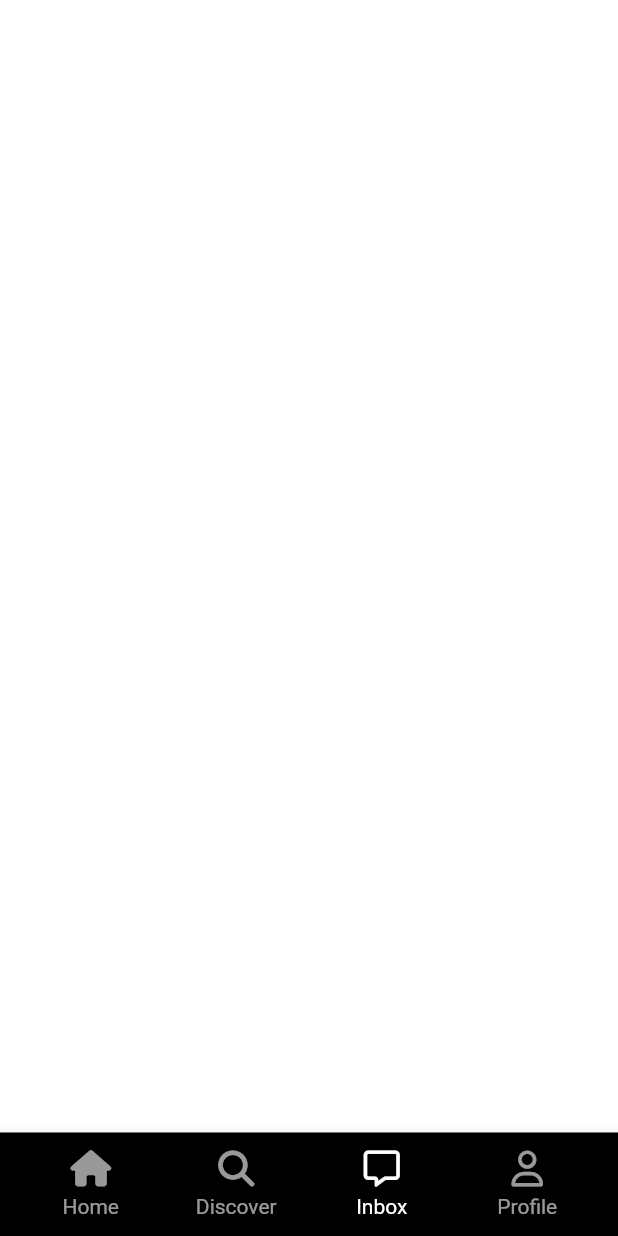
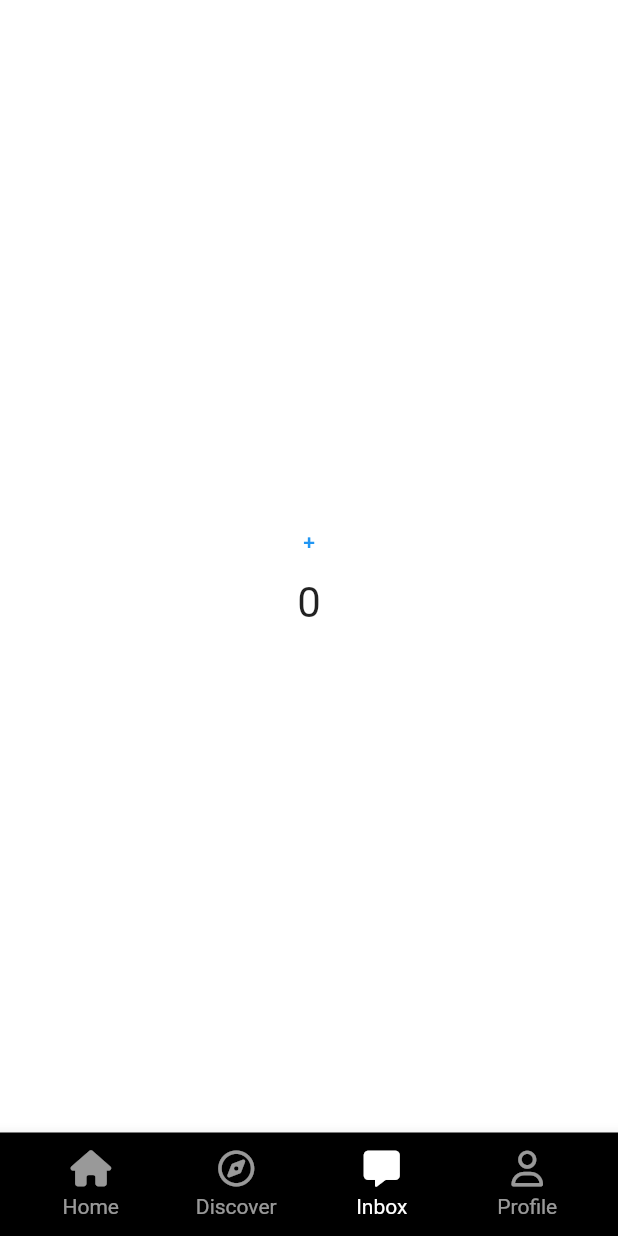
Before and after one commit to tastekim/tiktok_clone, a Flutter app: the screen it shows after launch, after a tap on "Inbox", on a phone screen of 412 x 824 dp. Run offline on Flutter 3.47's test engine with Material 2 defaults, Android fonts, the phone set to English and light mode, and no system bars; our stand-ins replace font_awesome_flutter.

Commit message:
:bulb: study Stateful Navigation part One

```diff
--- a/lib/features/main_navigation/main_navigation_screen.dart
+++ b/lib/features/main_navigation/main_navigation_screen.dart
@@ -2,6 +2,7 @@ import 'package:flutter/cupertino.dart';
 import 'package:flutter/material.dart';
 import 'package:font_awesome_flutter/font_awesome_flutter.dart';
 import 'package:tiktok_clone/features/main_navigation/widgets/nav_tab.dart';
+import 'package:tiktok_clone/features/main_navigation/widgets/stf_screen.dart';
 
 import '../../constants/gaps.dart';
 import '../../constants/sizes.dart';
@@ -17,21 +18,13 @@ class _MainNavigationScreenState extends State<MainNavigationScreen> {
   int _selectedIndex = 0;
 
   final screens = [
+    StfScreen(key: GlobalKey()),
+    StfScreen(key: GlobalKey()),
     Center(
-      child: Text('Home'),
+      child: Text('Inbox'),
     ),
-    Center(
-      child: Text('Search'),
-    ),
-    Center(
-      child: Text('Home'),
-    ),
-    Center(
-      child: Text('Search'),
-    ),
-    Center(
-      child: Text('Home'),
-    ),
+    StfScreen(key: GlobalKey()),
+    StfScreen(key: GlobalKey()),
   ];
 
   void _onTap(int index) {
@@ -43,6 +36,9 @@ class _MainNavigationScreenState extends State<MainNavigationScreen> {
   @override
   Widget build(BuildContext context) {
     return Scaffold(
+      body: screens[
+        _selectedIndex
+      ],
       bottomNavigationBar: BottomAppBar(
         color: Colors.black,
         child: Padding(
@@ -54,24 +50,28 @@ class _MainNavigationScreenState extends State<MainNavigationScreen> {
                 text: 'Home',
                 isSelected: _selectedIndex == 0,
                 icon: FontAwesomeIcons.house,
+                selectedIcon: FontAwesomeIcons.house,
                 onTap: () => _onTap(0),
               ),
               NavTab(
                 text: 'Discover',
                 isSelected: _selectedIndex == 1,
-                icon: FontAwesomeIcons.magnifyingGlass,
+                icon: FontAwesomeIcons.compass,
+                selectedIcon: FontAwesomeIcons.solidCompass,
                 onTap: () => _onTap(1),
               ),
               NavTab(
                 text: 'Inbox',
                 isSelected: _selectedIndex == 3,
                 icon: FontAwesomeIcons.message,
+                selectedIcon: FontAwesomeIcons.solidMessage,
                 onTap: () => _onTap(3),
               ),
               NavTab(
                 text: 'Profile',
                 isSelected: _selectedIndex == 4,
                 icon: FontAwesomeIcons.user,
+                selectedIcon: FontAwesomeIcons.solidUser,
                 onTap: () => _onTap(4),
               ),
             ],
--- a/lib/features/main_navigation/widgets/nav_tab.dart
+++ b/lib/features/main_navigation/widgets/nav_tab.dart
@@ -10,12 +10,15 @@ class NavTab extends StatelessWidget {
       required this.text,
       required this.isSelected,
       required this.icon,
-      required this.onTap})
+      required this.onTap,
+      required this.selectedIcon
+      })
       : super(key: key);
 
   final String text;
   final bool isSelected;
   final IconData icon;
+  final IconData selectedIcon;
   final Function onTap;
 
   @override
@@ -32,7 +35,7 @@ class NavTab extends StatelessWidget {
               mainAxisSize: MainAxisSize.min,
               children: [
                 FaIcon(
-                  icon,
+                  isSelected ? selectedIcon : icon,
                   color: Colors.white,
                 ),
                 Gaps.v5,
--- /dev/null
+++ b/lib/features/main_navigation/widgets/stf_screen.dart
@@ -0,0 +1,41 @@
+import 'package:flutter/cupertino.dart';
+import 'package:flutter/material.dart';
+
+class StfScreen extends StatefulWidget {
+  const StfScreen({super.key});
+
+  @override
+  State<StfScreen> createState() => _StfScreenState();
+}
+
+class _StfScreenState extends State<StfScreen> {
+  int _clicks = 0;
+
+  void _increase() {
+    setState(() {
+      _clicks = _clicks + 1;
+    });
+  }
+
+  @override
+  void dispose() {
+    print(_clicks);
+    super.dispose();
+  }
+
+  @override
+  Widget build(BuildContext context) {
+    return Center(
+      child: Column(
+        mainAxisAlignment: MainAxisAlignment.center,
+        children: [
+          TextButton(onPressed: _increase, child: const Text('+')),
+          Text('$_clicks',
+              style: TextStyle(
+                fontSize: 28,
+              ))
+        ],
+      ),
+    );
+  }
+}
```
Also changed, not shown: pubspec.lock.
